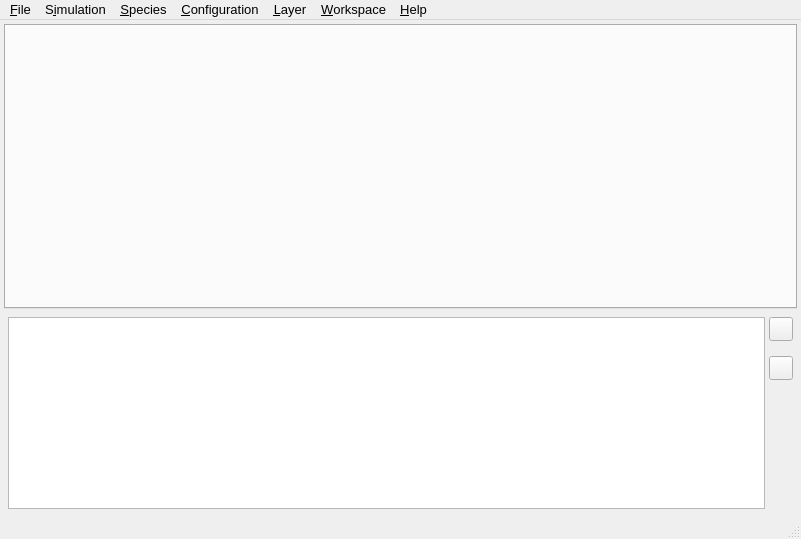
disorderedmaterials/dissolve, file src/gui/gui.ui: the form before one commit.
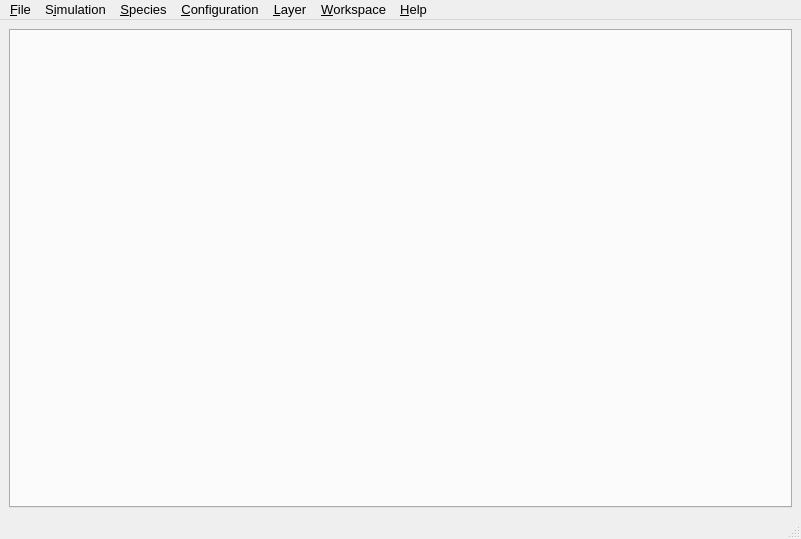
The form after the commit. Icons and pictures are not drawn. Custom widgets are drawn as their Qt base class.

```diff
--- a/src/gui/gui.ui
+++ b/src/gui/gui.ui
@@ -24,21 +24,6 @@
   </property>
   <widget class="QWidget" name="Centralwidget">
    <layout class="QVBoxLayout" name="verticalLayout">
-    <property name="spacing">
-     <number>4</number>
-    </property>
-    <property name="leftMargin">
-     <number>4</number>
-    </property>
-    <property name="topMargin">
-     <number>4</number>
-    </property>
-    <property name="rightMargin">
-     <number>4</number>
-    </property>
-    <property name="bottomMargin">
-     <number>4</number>
-    </property>
     <item>
      <widget class="MainTabsWidget" name="MainTabs">
       <property name="sizePolicy">
@@ -52,139 +37,6 @@
       </property>
      </widget>
     </item>
-    <item>
-     <widget class="QWidget" name="MessagesWidget" native="true">
-      <layout class="QHBoxLayout" name="horizontalLayout_2">
-       <property name="spacing">
-        <number>4</number>
-       </property>
-       <property name="leftMargin">
-        <number>4</number>
-       </property>
-       <property name="topMargin">
-        <number>4</number>
-       </property>
-       <property name="rightMargin">
-        <number>4</number>
-       </property>
-       <property name="bottomMargin">
-        <number>4</number>
-       </property>
-       <item>
-        <widget class="QTextEdit" name="MessagesEdit">
-         <property name="sizePolicy">
-          <sizepolicy hsizetype="Expanding" vsizetype="Minimum">
-           <horstretch>0</horstretch>
-           <verstretch>0</verstretch>
-          </sizepolicy>
-         </property>
-         <property name="font">
-          <font>
-           <pointsize>8</pointsize>
-          </font>
-         </property>
-         <property name="focusPolicy">
-          <enum>Qt::NoFocus</enum>
-         </property>
-         <property name="undoRedoEnabled">
-          <bool>false</bool>
-         </property>
-         <property name="readOnly">
-          <bool>true</bool>
-         </property>
-         <property name="acceptRichText">
-          <bool>false</bool>
-         </property>
-        </widget>
-       </item>
-       <item>
-        <layout class="QVBoxLayout" name="verticalLayout_4">
-         <property name="spacing">
-          <number>0</number>
-         </property>
-         <item>
-          <widget class="QToolButton" name="MessagesIncreaseFontSizeButton">
-           <property name="minimumSize">
-            <size>
-             <width>24</width>
-             <height>24</height>
-            </size>
-           </property>
-           <property name="icon">
-            <iconset resource="main.qrc">
-             <normaloff>:/general/icons/general_arrowup.svg</normaloff>:/general/icons/general_arrowup.svg</iconset>
-           </property>
-           <property name="iconSize">
-            <size>
-             <width>16</width>
-             <height>16</height>
-            </size>
-           </property>
-          </widget>
-         </item>
-         <item>
-          <widget class="QLabel" name="MessagesFontLabel">
-           <property name="sizePolicy">
-            <sizepolicy hsizetype="Fixed" vsizetype="Fixed">
-             <horstretch>0</horstretch>
-             <verstretch>0</verstretch>
-            </sizepolicy>
-           </property>
-           <property name="maximumSize">
-            <size>
-             <width>24</width>
-             <height>24</height>
-            </size>
-           </property>
-           <property name="text">
-            <string/>
-           </property>
-           <property name="pixmap">
-            <pixmap resource="main.qrc">:/general/icons/general_font.svg</pixmap>
-           </property>
-           <property name="scaledContents">
-            <bool>true</bool>
-           </property>
-          </widget>
-         </item>
-         <item>
-          <widget class="QToolButton" name="MessagesDecreaseFontSizeButton">
-           <property name="minimumSize">
-            <size>
-             <width>24</width>
-             <height>24</height>
-            </size>
-           </property>
-           <property name="icon">
-            <iconset resource="main.qrc">
-             <normaloff>:/general/icons/general_arrowdown.svg</normaloff>:/general/icons/general_arrowdown.svg</iconset>
-           </property>
-           <property name="iconSize">
-            <size>
-             <width>16</width>
-             <height>16</height>
-            </size>
-           </property>
-          </widget>
-         </item>
-         <item>
-          <spacer name="verticalSpacer_2">
-           <property name="orientation">
-            <enum>Qt::Vertical</enum>
-           </property>
-           <property name="sizeHint" stdset="0">
-            <size>
-             <width>20</width>
-             <height>40</height>
-            </size>
-           </property>
-          </spacer>
-         </item>
-        </layout>
-       </item>
-      </layout>
-     </widget>
-    </item>
    </layout>
   </widget>
   <widget class="QMenuBar" name="MainMenu">
```
